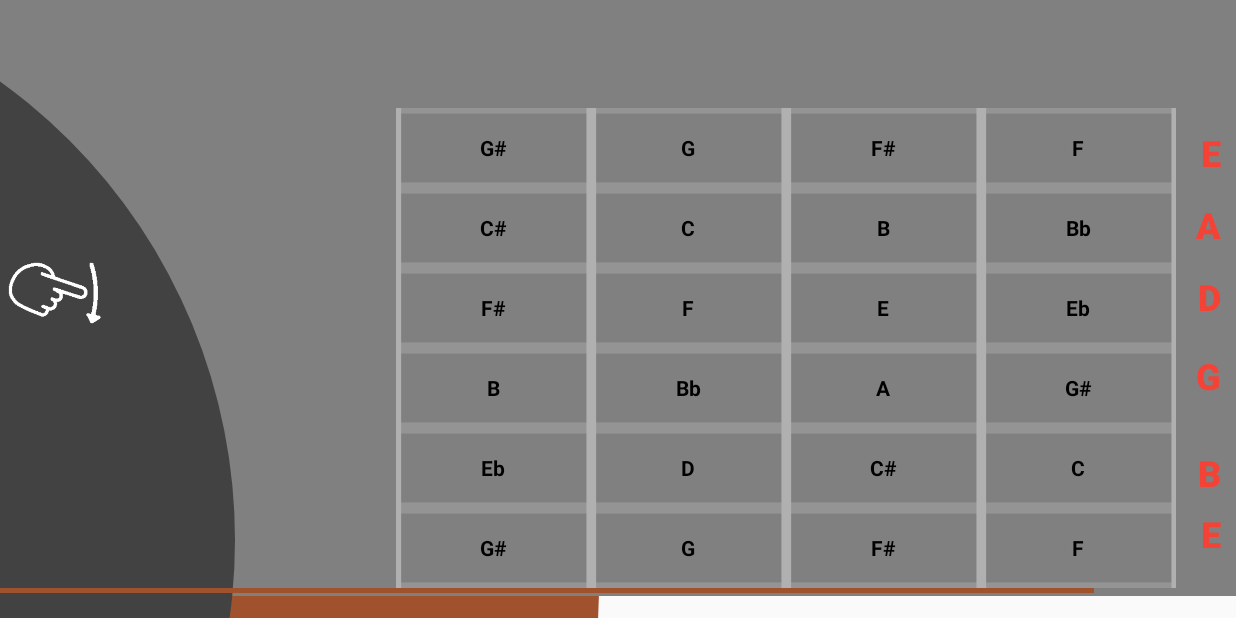
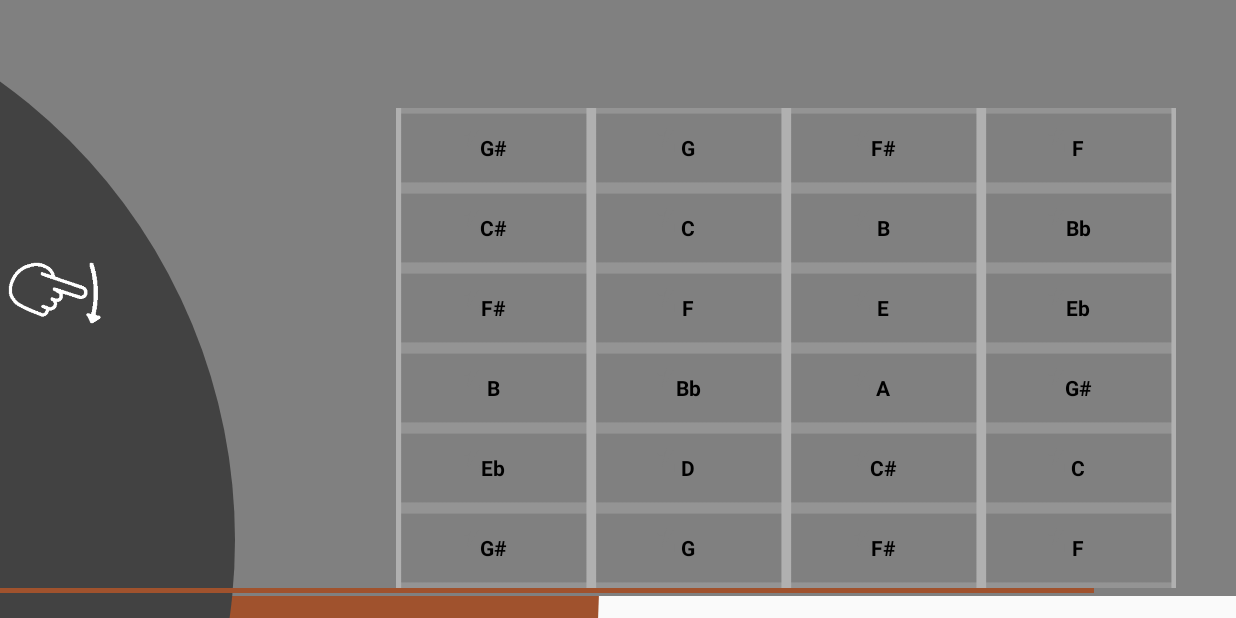
Before and after one commit to PaulTreanor/stringtheory-app, an Android app: the screen it shows after launch (MainActivity), on a phone screen of 824 x 412 dp (held sideways). Run offline under Robolectric (Android 15) with nearby library versions, the phone set to English and light mode, and no system bars.

Commit message:
removed string names

```diff
--- a/code/String Theory - Fretboard/app/src/main/res/layout/activity_main.xml
+++ b/code/String Theory - Fretboard/app/src/main/res/layout/activity_main.xml
@@ -318,83 +318,5 @@
         android:onClick="playChord"
         ></com.paul.stringtheory_justplay.Views.strumArea>
 
-    <TextView
-        android:id="@+id/textView2"
-        android:layout_width="wrap_content"
-        android:layout_height="wrap_content"
-        android:layout_marginEnd="10dp"
-        android:layout_marginBottom="20dp"
-        android:fontFamily="sans-serif-black"
-        android:text="E"
-        android:textColor="#F44336"
-        android:textSize="24sp"
-        app:layout_constraintBottom_toTopOf="@+id/divider2"
-        app:layout_constraintEnd_toEndOf="@+id/guitarBody" />
-
-    <TextView
-        android:id="@+id/textView3"
-        android:layout_width="wrap_content"
-        android:layout_height="wrap_content"
-        android:layout_marginEnd="10dp"
-        android:layout_marginBottom="65dp"
-        android:fontFamily="sans-serif-black"
-        android:text="B"
-        android:textColor="#F44336"
-        android:textSize="24sp"
-        app:layout_constraintBottom_toBottomOf="@+id/fretboardBackground"
-        app:layout_constraintEnd_toEndOf="parent" />
-
-    <TextView
-        android:id="@+id/textView4"
-        android:layout_width="wrap_content"
-        android:layout_height="wrap_content"
-        android:layout_marginEnd="10dp"
-        android:layout_marginBottom="130dp"
-        android:fontFamily="sans-serif-black"
-        android:text="G"
-        android:textColor="#F44336"
-        android:textSize="24sp"
-        app:layout_constraintBottom_toBottomOf="@+id/fretboardBackground"
-        app:layout_constraintEnd_toEndOf="@+id/guitarBody" />
-
-    <TextView
-        android:id="@+id/textView5"
-        android:layout_width="wrap_content"
-        android:layout_height="wrap_content"
-        android:layout_marginEnd="10dp"
-        android:layout_marginBottom="20dp"
-        android:fontFamily="sans-serif-black"
-        android:text="D"
-        android:textColor="#F44336"
-        android:textSize="24sp"
-        app:layout_constraintBottom_toTopOf="@+id/textView4"
-        app:layout_constraintEnd_toEndOf="parent" />
-
-    <TextView
-        android:id="@+id/textView6"
-        android:layout_width="wrap_content"
-        android:layout_height="wrap_content"
-        android:layout_marginEnd="10dp"
-        android:layout_marginBottom="15dp"
-        android:fontFamily="sans-serif-black"
-        android:text="A"
-        android:textColor="#F44336"
-        android:textSize="24sp"
-        app:layout_constraintBottom_toTopOf="@+id/textView5"
-        app:layout_constraintEnd_toEndOf="@+id/guitarBody" />
-
-    <TextView
-        android:id="@+id/textView7"
-        android:layout_width="wrap_content"
-        android:layout_height="wrap_content"
-        android:layout_marginEnd="10dp"
-        android:layout_marginBottom="15dp"
-        android:fontFamily="sans-serif-black"
-        android:text="E"
-        android:textColor="#F44336"
-        android:textSize="24sp"
-        app:layout_constraintBottom_toTopOf="@+id/textView6"
-        app:layout_constraintEnd_toEndOf="@+id/guitarBody" />
-
 
 </androidx.constraintlayout.widget.ConstraintLayout>
```
